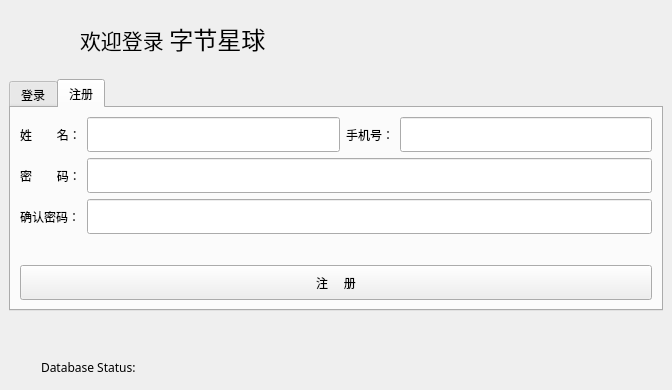
The window that formLogin.ui (csthenry/weplanet-desktop) describes before a commit, drawn with Qt 5.
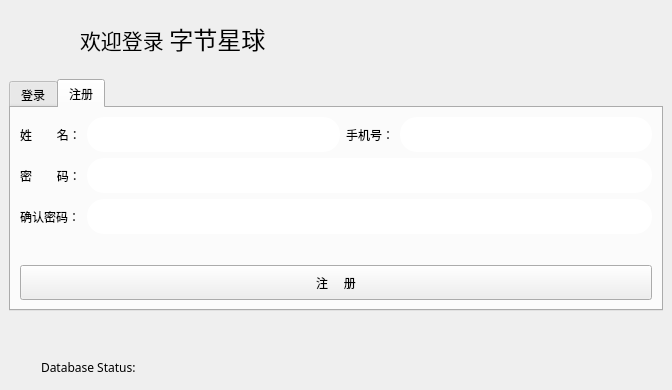
The same window after the commit. The open tabs and pages were chosen to show the change.

Patch:
```diff
--- a/formLogin.ui
+++ b/formLogin.ui
@@ -243,6 +243,11 @@
          <height>16777215</height>
         </size>
        </property>
+       <property name="styleSheet">
+        <string notr="true">border-radius: 17px;/*设置圆角的大小*/
+border: .5px solid rgb(207, 207, 207);
+padding: 0px 5px;</string>
+       </property>
        <property name="maxLength">
         <number>16</number>
        </property>
@@ -262,6 +267,11 @@
          <height>16777215</height>
         </size>
        </property>
+       <property name="styleSheet">
+        <string notr="true">border-radius: 17px;/*设置圆角的大小*/
+border: .5px solid rgb(207, 207, 207);
+padding: 0px 5px;</string>
+       </property>
        <property name="maxLength">
         <number>16</number>
        </property>
@@ -284,6 +294,11 @@
          <height>16777215</height>
         </size>
        </property>
+       <property name="styleSheet">
+        <string notr="true">border-radius: 17px;/*设置圆角的大小*/
+border: .5px solid rgb(207, 207, 207);
+padding: 0px 5px;</string>
+       </property>
        <property name="maxLength">
         <number>16</number>
        </property>
@@ -329,6 +344,11 @@
          <height>16777215</height>
         </size>
        </property>
+       <property name="styleSheet">
+        <string notr="true">border-radius: 17px;/*设置圆角的大小*/
+border: .5px solid rgb(207, 207, 207);
+padding: 0px 5px;</string>
+       </property>
        <property name="maxLength">
         <number>16</number>
        </property>
```
Left out of the diff: 2 changed lines with no effect on the pictures.
